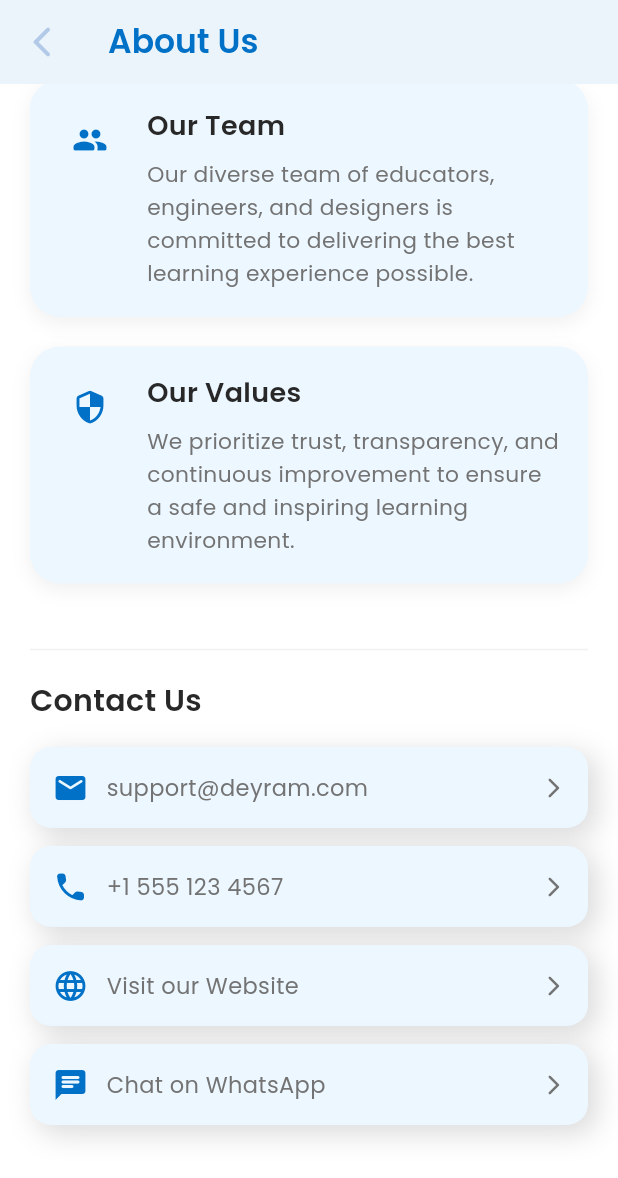
After one commit to mohamed-zeytoun123/E-Learning, a Flutter app: the AboutUsPage screen opened by its route, scrolled down 405 dp, after a tap on "support@deyram.com", on a phone screen of 412 x 824 dp. The commit adds this screen. Shown: the top 1178 px of the screen. Run offline on Flutter 3.47's test engine with Material 3 defaults, Android fonts, the phone set to English and light mode, and no system bars; our stand-ins replace another_flushbar, cached_network_image, connectivity_plus, dartz, dio, flutter_bloc and 12 more; accounts and stored records are empty.

Commit message:
Initial commit

```diff
--- a/lib/core/router/app_router.dart
+++ b/lib/core/router/app_router.dart
@@ -13,6 +13,7 @@ import 'package:e_learning/features/auth/presentation/pages/reset_password_page.
 import 'package:e_learning/features/auth/presentation/pages/sign_up_page.dart';
 import 'package:e_learning/features/auth/presentation/pages/university_selection_page.dart';
 import 'package:e_learning/features/enroll/presentation/pages/enroll_page.dart';
+import 'package:e_learning/features/profile/presentation/pages/about_us.dart';
 import 'package:e_learning/features/profile/presentation/pages/downloads_page.dart';
 import 'package:e_learning/features/profile/presentation/pages/profile_page.dart';
 import 'package:e_learning/features/profile/presentation/pages/saved_courses_page.dart';
@@ -146,6 +147,11 @@ class AppRouter {
         path: RouteNames.enroll,
         builder: (context, state) => const EnrollPage(),
       ),
+      //?------------------------------------------------------------------
+        GoRoute(
+        path: RouteNames.aboutUs,
+        builder: (context, state) => const AboutUsPage(),
+      ),
     ],
   );
 }
--- a/lib/core/router/route_names.dart
+++ b/lib/core/router/route_names.dart
@@ -22,8 +22,9 @@ class RouteNames {
   //* ================= Profile Featchers =================
   static const profile = '/profile';
   static const savedCourses = '/saved-courses';
-
   static const downloads = '/downloads';
+  static const aboutUs = '/about-us';
+  static const privacy = '/privacy-policy';
   //* ================= Enroll Featchers =================
   static const enroll = '/enroll';
 
--- /dev/null
+++ b/lib/features/profile/presentation/pages/about_us.dart
@@ -0,0 +1,247 @@
+import 'package:e_learning/core/themes/theme_extensions.dart';
+import 'package:flutter/material.dart';
+import 'package:google_fonts/google_fonts.dart';
+// import 'package:url_launcher/url_launcher.dart';
+
+class AboutUsPage extends StatelessWidget {
+  const AboutUsPage({super.key});
+
+  // Future<void> _launchUrl(String url) async {
+  //   final Uri uri = Uri.parse(url);
+  //   if (!await launchUrl(uri, mode: LaunchMode.externalApplication)) {
+  //     throw Exception('Could not launch $url');
+  //   }
+  // }
+
+  @override
+  Widget build(BuildContext context) {
+    final colors =context.colors;
+    return Scaffold(
+      backgroundColor: colors.background,
+      appBar: AppBar(
+        backgroundColor: colors.background,
+        elevation: 1,
+        // centerTitle: true,
+        title: Text(
+          'About Us',
+          style: GoogleFonts.poppins(
+            color: colors.textBlue,
+            fontWeight: FontWeight.w600,
+            fontSize: 22,
+          ),
+        ),
+        leading: IconButton(
+          icon: const Icon(
+            Icons.arrow_back_ios_new_rounded,
+            color: Color.fromARGB(255, 178, 202, 232),
+          ),
+          onPressed: () => Navigator.pop(context),
+        ),
+      ),
+      body: SingleChildScrollView(
+        padding: const EdgeInsets.symmetric(horizontal: 20, vertical: 24),
+        child: Column(
+          crossAxisAlignment: CrossAxisAlignment.start,
+          children: [
+            Section(
+              icon: Icons.school_rounded,
+              title: "About the App",
+              description:
+                  "E-Learning is an online platform that connects students with expert tutors and offers a wide range of courses tailored to your learning goals.",
+            ),
+            const SizedBox(height: 20),
+            Section(
+              icon: Icons.lightbulb_outline_rounded,
+              title: "Vision & Mission",
+              description:
+                  "Our mission is to make quality education accessible to everyone. We believe in empowering learners worldwide through innovation and technology.",
+            ),
+            const SizedBox(height: 20),
+            Section(
+              icon: Icons.group_rounded,
+              title: "Our Team",
+              description:
+                  "Our diverse team of educators, engineers, and designers is committed to delivering the best learning experience possible.",
+            ),
+            const SizedBox(height: 20),
+            Section(
+              icon: Icons.security_rounded,
+              title: "Our Values",
+              description:
+                  "We prioritize trust, transparency, and continuous improvement to ensure a safe and inspiring learning environment.",
+            ),
+
+            SizedBox(height: 24),
+             Divider(height: 40, thickness: 1,color: colors.dividerGrey,),
+            Text(
+              "Contact Us",
+              style: GoogleFonts.poppins(
+                fontSize: 20,
+                fontWeight: FontWeight.w600,
+                color: colors.textPrimary,
+              ),
+            ),
+            const SizedBox(height: 16),
+
+            _buildContactTile(
+              icon: Icons.email_rounded,
+              label: "support@deyram.com",
+              onTap: () {},
+              context: context
+            ),
+            const SizedBox(height: 12),
+
+            _buildContactTile(
+              icon: Icons.phone_rounded,
+              label: "+1 555 123 4567",
+              onTap: (){},
+               context: context
+            ),
+            const SizedBox(height: 12),
+
+            _buildContactTile(
+              icon: Icons.language_rounded,
+              label: "Visit our Website",
+              onTap: () {},
+               context: context
+            ),
+            const SizedBox(height: 12),
+
+            _buildContactTile(
+              icon: Icons.chat_rounded,
+              label: "Chat on WhatsApp",
+              onTap: () {},
+               context: context
+            ),
+            const SizedBox(height: 50),
+          ],
+        ),
+      ),
+    );
+  }
+}
+
+class Section extends StatelessWidget {
+  final IconData icon;
+  final String title;
+  final String description;
+
+  const Section({
+    super.key,
+    required this.icon,
+    required this.title,
+    required this.description,
+  });
+
+  @override
+  Widget build(BuildContext context) {
+    return AnimatedContainer(
+      duration: const Duration(milliseconds: 300),
+      curve: Curves.easeOut,
+      decoration: BoxDecoration(
+        color: context.colors.buttonTapNotSelected,
+        borderRadius: BorderRadius.circular(20),
+        boxShadow: [
+          BoxShadow(
+            color: Colors.black12.withOpacity(0.06),
+            blurRadius: 10,
+            offset: const Offset(0, 4),
+          ),
+        ],
+      ),
+      padding: const EdgeInsets.all(18),
+      child: Row(
+        crossAxisAlignment: CrossAxisAlignment.start,
+        children: [
+          Container(
+            padding: const EdgeInsets.all(10),
+            decoration: BoxDecoration(
+              color: context.colors.buttonTapNotSelected,
+              borderRadius: BorderRadius.circular(12),
+            ),
+            child: Icon(icon, color: context.colors.textBlue),
+          ),
+          const SizedBox(width: 16),
+          Expanded(
+            child: Column(
+              crossAxisAlignment: CrossAxisAlignment.start,
+              children: [
+                Text(
+                  title,
+                  style: GoogleFonts.poppins(
+                    fontWeight: FontWeight.w600,
+                    fontSize: 18,
+                    color: context.colors.textPrimary,
+                  ),
+                ),
+                const SizedBox(height: 8),
+                Text(
+                  description,
+                  style: GoogleFonts.poppins(
+                    fontSize: 14.5,
+                    color: context.colors.textGrey,
+                    height: 1.5,
+                  ),
+                ),
+              ],
+            ),
+          ),
+        ],
+      ),
+    );
+  }
+}
+
+Widget _buildContactTile({
+  required IconData icon,
+  required String label,
+  required VoidCallback onTap,
+  required BuildContext  context,
+}) {
+  return InkWell(
+    onTap: onTap,
+    borderRadius: BorderRadius.circular(14),
+    child: Container(
+      padding: const EdgeInsets.all(14),
+      decoration: BoxDecoration(
+        color: context.colors.buttonTapNotSelected,
+        borderRadius: BorderRadius.circular(14),
+        border: Border.all(color: context.colors.buttonTapNotSelected),
+        boxShadow: [
+          BoxShadow(
+            color: const Color.fromARGB(36, 0, 0, 0),
+            offset: Offset(5, 5),
+            blurRadius: 15,
+            spreadRadius: 1,
+          ),
+          // BoxShadow(
+          //   color: context.colors.textWhite,
+          //   offset: Offset(-5, -5),
+          //   blurRadius: 15,
+          //   spreadRadius: 1,
+          // ),
+        ],
+      ),
+      child: Row(
+        children: [
+          Icon(icon, color: context.colors.textBlue, size: 24),
+          const SizedBox(width: 12),
+          Expanded(
+            child: Text(
+              label,
+              style: GoogleFonts.poppins(
+                fontSize: 15,
+                color: context.colors.textGrey,
+              ),
+            ),
+          ),
+          Icon(
+            Icons.arrow_forward_ios_rounded,
+            color: context.colors.textGrey,
+            size: 16,
+          ),
+        ],
+      ),
+    ),
+  );
+}
--- a/pubspec.yaml
+++ b/pubspec.yaml
@@ -53,6 +53,8 @@ dependencies:
   dartz: ^0.10.1
   another_flushbar: ^1.12.32
   percent_indicator: ^4.2.5
+  flutter_lorem: ^2.0.0
+  google_fonts: ^6.3.2
 
 
 dev_dependencies:
```
Also changed, not shown: lib/features/auth/presentation/pages/sign_up_page.dart (+9 -9 lines), lib/features/profile/presentation/pages/privacy_policy.dart (added, +170 -0 lines), pubspec.lock.
